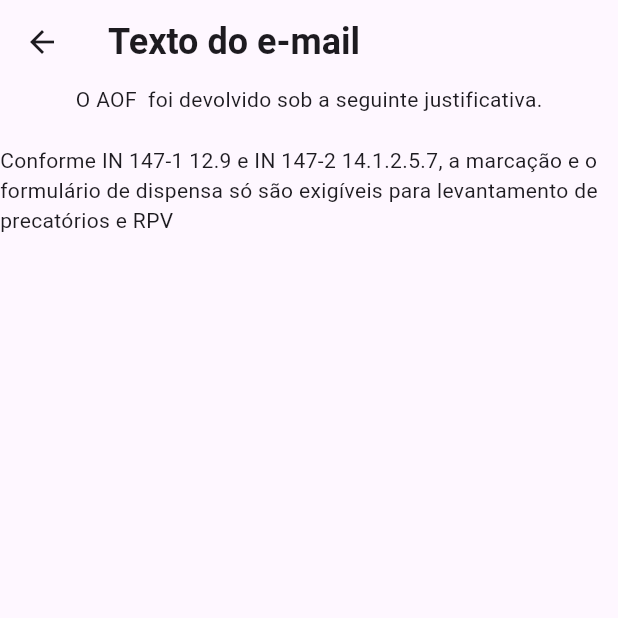
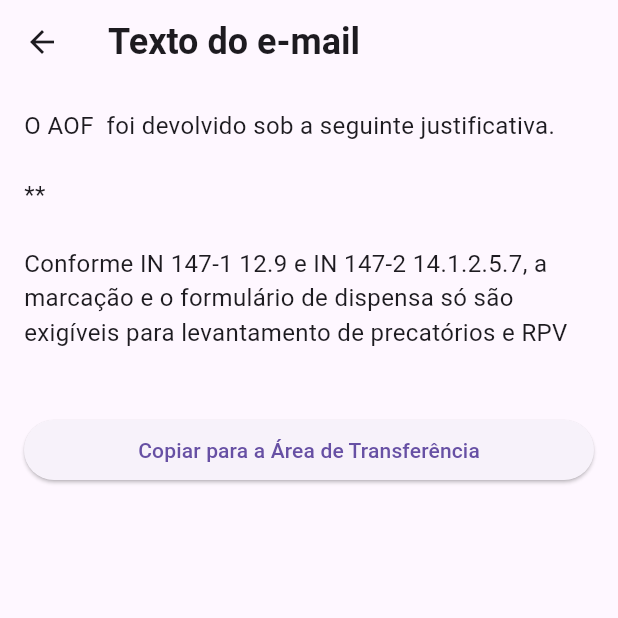
Before and after one commit to rammyres/aof_flutter, a Flutter app: the screen it shows after launch, after a tap on "Enviar", on a phone screen of 412 x 824 dp, the top half of it. Run offline on Flutter 3.47's test engine with Material 3 defaults, Android fonts, the phone set to English and light mode, and no system bars.

Commit message:
Alteração da tela_vacilo

```diff
--- a/lib/telas/tela_vacilo.dart
+++ b/lib/telas/tela_vacilo.dart
@@ -1,5 +1,6 @@
 import 'package:aof_flutter/modelos/vacilo.dart';
 import 'package:flutter/material.dart';
+import 'package:flutter/services.dart';
 
 class TelaVacilo extends StatelessWidget {
   final Vacilo vacilo;
@@ -12,8 +13,23 @@ class TelaVacilo extends StatelessWidget {
     required this.aof,
   }) : super(key: key);
 
+  void _copyToClipboard(String textToCopy, BuildContext context) {
+    Clipboard.setData(ClipboardData(text: textToCopy));
+    const snackBar =
+        SnackBar(content: Text('Texto copiado para a área de transferência'));
+    ScaffoldMessenger.of(context).showSnackBar(snackBar);
+  }
+
   @override
   Widget build(BuildContext context) {
+    final content = '''
+O AOF $aof foi devolvido sob a seguinte justificativa.
+
+*$justificativa*
+
+${vacilo.texto}
+''';
+
     return Scaffold(
       appBar: AppBar(
         title: const Text(
@@ -25,14 +41,25 @@ class TelaVacilo extends StatelessWidget {
         ),
       ),
       body: SingleChildScrollView(
+        padding: const EdgeInsets.all(16.0),
         child: Column(
+          crossAxisAlignment: CrossAxisAlignment.stretch,
           children: [
-            Text("O AOF $aof foi devolvido sob a seguinte justificativa."),
-            Text(
-              justificativa,
-              style: const TextStyle(fontStyle: FontStyle.italic),
+            SelectableText.rich(
+              TextSpan(
+                text: content,
+                style: const TextStyle(fontSize: 16.0),
+              ),
+              style: const TextStyle(
+                  fontFamily: 'Roboto'), // Define a fonte desejada
             ),
-            Text(vacilo.texto),
+            const SizedBox(height: 20.0),
+            ElevatedButton(
+              onPressed: () {
+                _copyToClipboard(content, context);
+              },
+              child: const Text('Copiar para a Área de Transferência'),
+            ),
           ],
         ),
       ),
```
